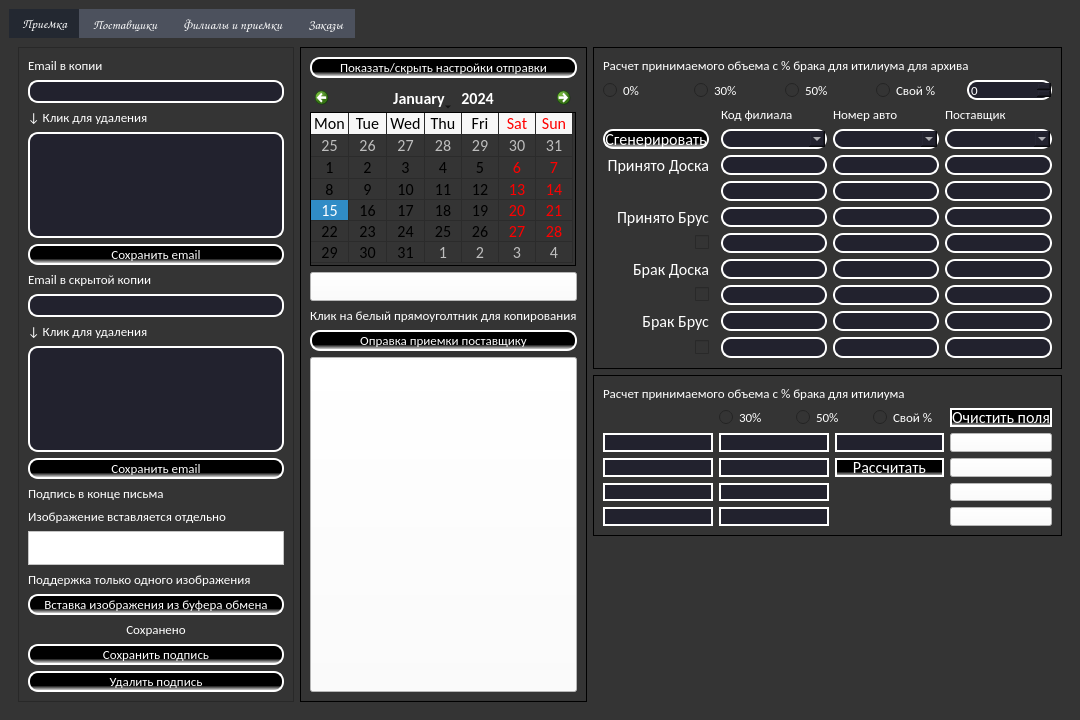
This is Calc_wood.ui in IWBone/Forester-s-Assistant as Qt 5 draws it before an edit. The edited form follows.
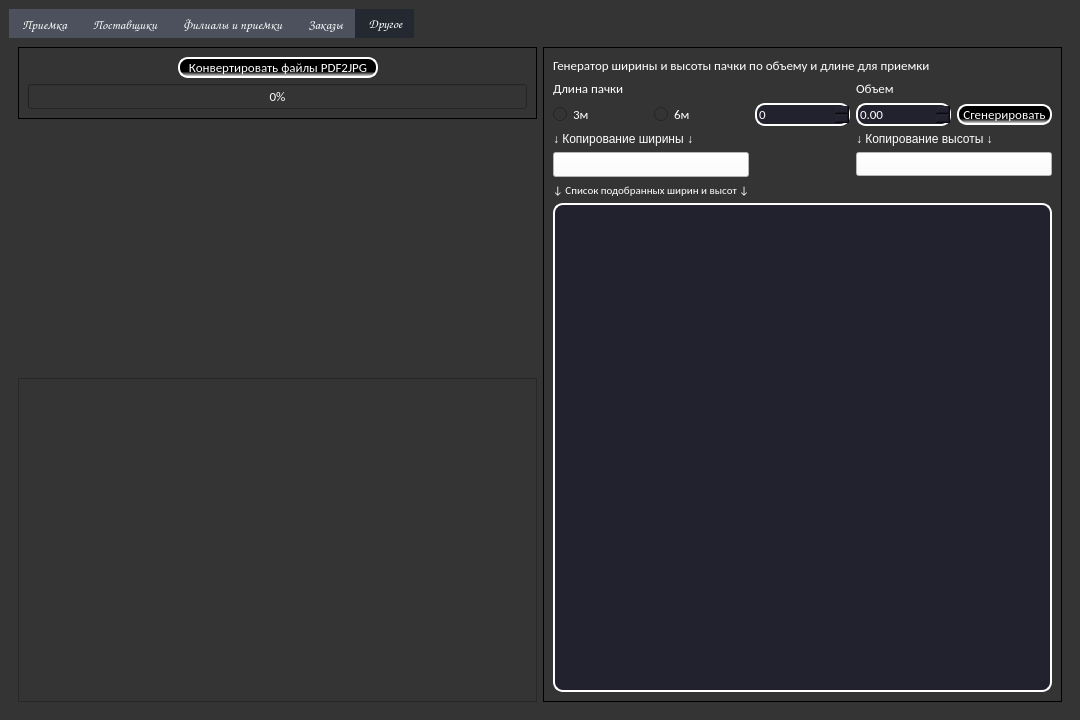
This is the edited form. The open tabs and pages were chosen to show the change.

What changed in the file:
```diff
--- a/Calc_wood.ui
+++ b/Calc_wood.ui
@@ -4476,6 +4476,382 @@
         </item>
        </layout>
       </widget>
+      <widget class="QWidget" name="">
+       <attribute name="title">
+        <string>Другое</string>
+       </attribute>
+       <layout class="QGridLayout" name="gridLayout_16">
+        <item row="0" column="0">
+         <layout class="QGridLayout" name="gridLayout_14">
+          <item row="1" column="1">
+           <widget class="QFrame" name="frame_9">
+            <property name="frameShape">
+             <enum>QFrame::StyledPanel</enum>
+            </property>
+            <property name="frameShadow">
+             <enum>QFrame::Raised</enum>
+            </property>
+           </widget>
+          </item>
+          <item row="0" column="2" rowspan="2">
+           <widget class="QFrame" name="frame_14">
+            <property name="styleSheet">
+             <string notr="true">QFrame {
+border: 1px solid black;
+}</string>
+            </property>
+            <property name="frameShape">
+             <enum>QFrame::StyledPanel</enum>
+            </property>
+            <property name="frameShadow">
+             <enum>QFrame::Raised</enum>
+            </property>
+            <layout class="QGridLayout" name="gridLayout_25">
+             <item row="2" column="0">
+              <widget class="QRadioButton" name="other_radioButton_lenght_1">
+               <property name="font">
+                <font>
+                 <family>Calibri</family>
+                 <pointsize>10</pointsize>
+                </font>
+               </property>
+               <property name="styleSheet">
+                <string notr="true">color: white</string>
+               </property>
+               <property name="text">
+                <string>3м</string>
+               </property>
+              </widget>
+             </item>
+             <item row="2" column="1">
+              <widget class="QRadioButton" name="other_radioButton_lenght_2">
+               <property name="font">
+                <font>
+                 <family>Calibri</family>
+                 <pointsize>10</pointsize>
+                </font>
+               </property>
+               <property name="styleSheet">
+                <string notr="true">color: white</string>
+               </property>
+               <property name="text">
+                <string>6м</string>
+               </property>
+              </widget>
+             </item>
+             <item row="2" column="4">
+              <widget class="QPushButton" name="other_calculate_1">
+               <property name="font">
+                <font>
+                 <family>Calibri</family>
+                 <pointsize>10</pointsize>
+                </font>
+               </property>
+               <property name="styleSheet">
+                <string notr="true">QPushButton {
+	background-color: qlineargradient(spread:pad, x1:0, y1:0.709773, x2:0, y2:1, stop:0 rgba(0, 0, 0, 255), stop:1 rgba(255, 255, 255, 255));
+border: 2px solid white;
+border-radius: 10;
+color: white
+}
+QPushButton::hover {
+	background-color: rgb(86, 86, 86)
+}
+
+QPushButton::pressed {
+	background-color:rgb(0, 0, 0)
+}
+</string>
+               </property>
+               <property name="text">
+                <string>Сгенерировать</string>
+               </property>
+              </widget>
+             </item>
+             <item row="6" column="0" colspan="5">
+              <widget class="QListWidget" name="other_list_1">
+               <property name="font">
+                <font>
+                 <family>Calibri</family>
+                 <pointsize>10</pointsize>
+                </font>
+               </property>
+               <property name="styleSheet">
+                <string notr="true">QListWidget {
+background-color: #22222e;
+border: 2px solid white;
+border-radius: 10;
+color: white;
+}
+
+QListWidget::item {
+  text-align: center;
+}
+</string>
+               </property>
+              </widget>
+             </item>
+             <item row="2" column="3">
+              <widget class="QDoubleSpinBox" name="other_input_value_1">
+               <property name="font">
+                <font>
+                 <family>Calibri</family>
+                 <pointsize>10</pointsize>
+                </font>
+               </property>
+               <property name="styleSheet">
+                <string notr="true">background-color: #22222e;
+border: 2px solid white;
+border-radius: 10;
+color: white
+</string>
+               </property>
+               <property name="maximum">
+                <double>15.000000000000000</double>
+               </property>
+              </widget>
+             </item>
+             <item row="4" column="3" colspan="2">
+              <widget class="QPushButton" name="other_copy_2">
+               <property name="font">
+                <font>
+                 <family>Calibri</family>
+                </font>
+               </property>
+               <property name="styleSheet">
+                <string notr="true">QPushButton {
+	background-color: rgb(255, 255, 255);
+	text-align: left top;
+}
+QPushButton::pressed {
+	background-color: rgb(255, 255, 255)
+}
+QPushButton::hover {
+	
+	background-color: rgb(240, 240, 240);
+}</string>
+               </property>
+               <property name="text">
+                <string/>
+               </property>
+              </widget>
+             </item>
+             <item row="1" column="3">
+              <widget class="QLabel" name="other_label_3">
+               <property name="font">
+                <font>
+                 <family>Calibri</family>
+                 <pointsize>10</pointsize>
+                </font>
+               </property>
+               <property name="styleSheet">
+                <string notr="true">qproperty-alignment: AlignCenter;
+color: rgb(255, 255, 255);
+border: None</string>
+               </property>
+               <property name="text">
+                <string>Объем</string>
+               </property>
+              </widget>
+             </item>
+             <item row="0" column="0" colspan="5">
+              <widget class="QLabel" name="other_label_1">
+               <property name="font">
+                <font>
+                 <family>Calibri</family>
+                 <pointsize>10</pointsize>
+                </font>
+               </property>
+               <property name="styleSheet">
+                <string notr="true">color: rgb(255, 255, 255);
+border: None</string>
+               </property>
+               <property name="text">
+                <string>Генератор ширины и высоты пачки по объему и длине для приемки</string>
+               </property>
+              </widget>
+             </item>
+             <item row="2" column="2">
+              <widget class="QSpinBox" name="other_input_lenght_1">
+               <property name="font">
+                <font>
+                 <family>Calibri</family>
+                 <pointsize>10</pointsize>
+                </font>
+               </property>
+               <property name="styleSheet">
+                <string notr="true">background-color: #22222e;
+border: 2px solid white;
+border-radius: 10;
+color: white
+</string>
+               </property>
+               <property name="maximum">
+                <number>6</number>
+               </property>
+              </widget>
+             </item>
+             <item row="4" column="0" colspan="2">
+              <widget class="QPushButton" name="other_copy_1">
+               <property name="sizePolicy">
+                <sizepolicy hsizetype="Minimum" vsizetype="Fixed">
+                 <horstretch>0</horstretch>
+                 <verstretch>0</verstretch>
+                </sizepolicy>
+               </property>
+               <property name="font">
+                <font>
+                 <family>Calibri</family>
+                 <pointsize>10</pointsize>
+                </font>
+               </property>
+               <property name="styleSheet">
+                <string notr="true">QPushButton {
+	background-color: rgb(255, 255, 255);
+	text-align: left top;
+}
+QPushButton::pressed {
+	background-color: rgb(255, 255, 255)
+}
+QPushButton::hover {
+	
+	background-color: rgb(240, 240, 240);
+}</string>
+               </property>
+               <property name="text">
+                <string/>
+               </property>
+              </widget>
+             </item>
+             <item row="1" column="0" colspan="3">
+              <widget class="QLabel" name="other_label_2">
+               <property name="font">
+                <font>
+                 <family>Calibri</family>
+                 <pointsize>10</pointsize>
+                </font>
+               </property>
+               <property name="styleSheet">
+                <string notr="true">qproperty-alignment: AlignCenter;
+color: rgb(255, 255, 255);
+border: None</string>
+               </property>
+               <property name="text">
+                <string>Длина пачки</string>
+               </property>
+              </widget>
+             </item>
+             <item row="3" column="3" colspan="2">
+              <widget class="QLabel" name="label_24">
+               <property name="styleSheet">
+                <string notr="true">qproperty-alignment: AlignCenter;
+color: rgb(255, 255, 255);
+border: None</string>
+               </property>
+               <property name="text">
+                <string>↓ Копирование высоты ↓</string>
+               </property>
+              </widget>
+             </item>
+             <item row="3" column="0" colspan="2">
+              <widget class="QLabel" name="label_22">
+               <property name="styleSheet">
+                <string notr="true">qproperty-alignment: AlignCenter;
+color: rgb(255, 255, 255);
+border: None</string>
+               </property>
+               <property name="text">
+                <string>↓ Копирование ширины ↓</string>
+               </property>
+              </widget>
+             </item>
+             <item row="5" column="0" colspan="5">
+              <widget class="QLabel" name="label_23">
+               <property name="font">
+                <font>
+                 <family>Calibri</family>
+                 <pointsize>8</pointsize>
+                </font>
+               </property>
+               <property name="styleSheet">
+                <string notr="true">qproperty-alignment: AlignCenter;
+color: rgb(255, 255, 255);
+border: None</string>
+               </property>
+               <property name="text">
+                <string>↓ Список подобранных ширин и высот ↓</string>
+               </property>
+              </widget>
+             </item>
+            </layout>
+           </widget>
+          </item>
+          <item row="0" column="1" alignment="Qt::AlignTop">
+           <widget class="QFrame" name="frame_15">
+            <property name="styleSheet">
+             <string notr="true">QFrame {
+border: 1px solid black;
+}</string>
+            </property>
+            <property name="frameShape">
+             <enum>QFrame::StyledPanel</enum>
+            </property>
+            <property name="frameShadow">
+             <enum>QFrame::Raised</enum>
+            </property>
+            <layout class="QGridLayout" name="gridLayout_15">
+             <item row="1" column="0" colspan="3">
+              <widget class="QProgressBar" name="other_progressBar">
+               <property name="font">
+                <font>
+                 <family>Calibri</family>
+                 <pointsize>10</pointsize>
+                </font>
+               </property>
+               <property name="styleSheet">
+                <string notr="true">color: rgb(255, 255, 255);</string>
+               </property>
+               <property name="value">
+                <number>0</number>
+               </property>
+              </widget>
+             </item>
+             <item row="0" column="1">
+              <widget class="QPushButton" name="other_converter">
+               <property name="font">
+                <font>
+                 <family>Calibri</family>
+                 <pointsize>10</pointsize>
+                </font>
+               </property>
+               <property name="styleSheet">
+                <string notr="true">QPushButton {
+	background-color: qlineargradient(spread:pad, x1:0, y1:0.709773, x2:0, y2:1, stop:0 rgba(0, 0, 0, 255), stop:1 rgba(255, 255, 255, 255));
+border: 2px solid white;
+border-radius: 10;
+color: white
+}
+QPushButton::hover {
+	background-color: rgb(86, 86, 86)
+}
+
+QPushButton::pressed {
+	background-color:rgb(0, 0, 0)
+}
+</string>
+               </property>
+               <property name="text">
+                <string>   Конвертировать файлы PDF2JPG   </string>
+               </property>
+              </widget>
+             </item>
+            </layout>
+           </widget>
+          </item>
+         </layout>
+        </item>
+       </layout>
+      </widget>
      </widget>
     </item>
    </layout>
```
